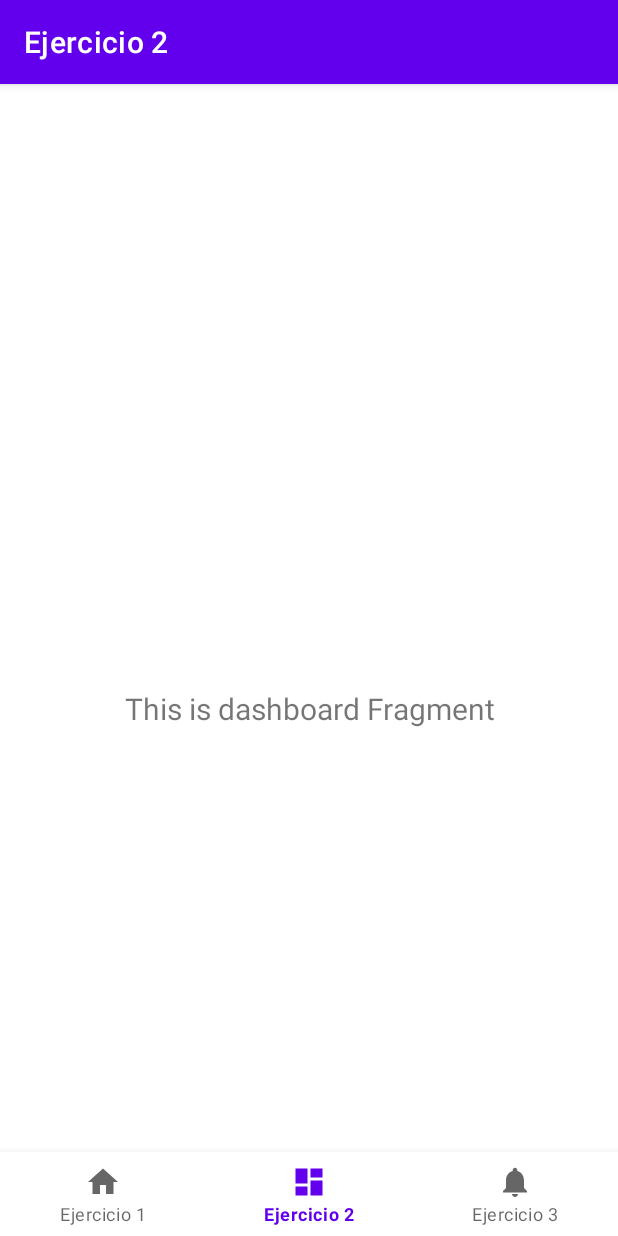
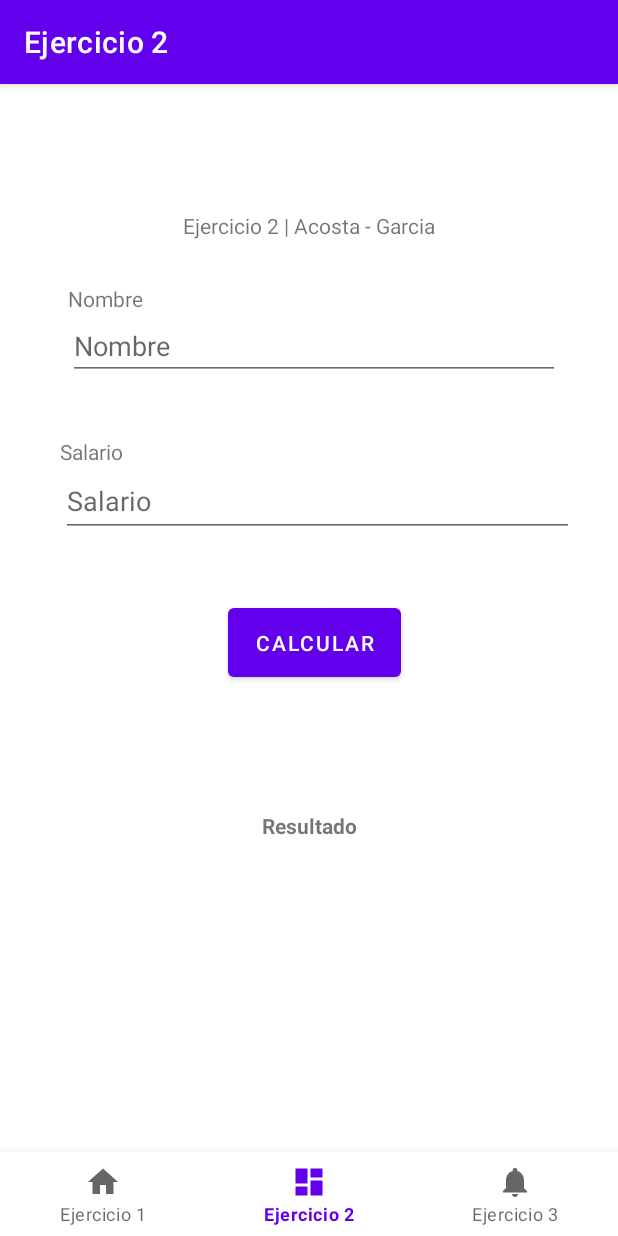
Before and after one commit to JGS83-dev/desafiopractico1_dsm104, an Android app: the Ejercicio2Fragment screen opened through its navigation route, on a phone screen of 412 x 824 dp. Run offline under Robolectric (Android 15) with nearby library versions, the phone set to English and light mode, and no system bars; our stand-ins replace navigation-ui.

Commit message:
Ejercicio 2 completado

```diff
--- a/app/src/main/java/com/udb/dsm104/desafiopractico1/ui/ejercicio2/Ejercicio2Fragment.kt
+++ b/app/src/main/java/com/udb/dsm104/desafiopractico1/ui/ejercicio2/Ejercicio2Fragment.kt
@@ -4,9 +4,14 @@ import android.os.Bundle
 import android.view.LayoutInflater
 import android.view.View
 import android.view.ViewGroup
+import android.widget.Button
+import android.widget.EditText
 import android.widget.TextView
 import androidx.fragment.app.Fragment
 import androidx.lifecycle.ViewModelProvider
+import com.udb.dsm104.desafiopractico1.clases.PromedioNotas
+import com.udb.dsm104.desafiopractico1.clases.Salario
+import com.udb.dsm104.desafiopractico1.clases.Utils
 import com.udb.dsm104.desafiopractico1.databinding.FragmentEjercicio2Binding
 
 class Ejercicio2Fragment : Fragment() {
@@ -17,6 +22,11 @@ class Ejercicio2Fragment : Fragment() {
     // onDestroyView.
     private val binding get() = _binding!!
 
+    private lateinit var btnCalcular: Button
+    private lateinit var txtMensaje: TextView
+
+    private lateinit var txtSalario: EditText
+    private lateinit var txtNombre: EditText
     override fun onCreateView(
         inflater: LayoutInflater,
         container: ViewGroup?,
@@ -28,11 +38,31 @@ class Ejercicio2Fragment : Fragment() {
         _binding = FragmentEjercicio2Binding.inflate(inflater, container, false)
         val root: View = binding.root
 
-        val textView: TextView = binding.textDashboard
-        ejercicio2ViewModel.text.observe(viewLifecycleOwner) {
-            textView.text = it
-        }
+        btnCalcular = binding.BtnCalcular
+        txtMensaje = binding.TxtResultado
+
+        txtSalario = binding.TxtSalario
+        txtNombre = binding.TxtNombre
+
+        btnCalcular.setOnClickListener { realizarCalculoRenta() }
+
         return root
+    }
+
+    private fun realizarCalculoRenta() {
+        val utils = Utils()
+        val salario = Salario(
+            txtNombre.text.toString(),
+            utils.obtenerNumero(txtSalario),
+        )
+
+        var mensaje:String = "Estimado: " + salario.nombre
+        mensaje += "\nSu Salario base es de: $" + salario.salarioBase
+        mensaje += "\nSe le aplica un descuento de AFP de: $" + salario.CalcularAFP()
+        mensaje += "\nSe le aplica un descuento de ISSS de: $" + salario.CalcularISSS()
+        mensaje += "\nSe le aplica un descuento de Renta de: $" + salario.CalcularRenta()
+        mensaje += "\nSu Salario Total es de: $" + salario.ObtenerSalarioTotal()
+        txtMensaje.text = mensaje
     }
 
     override fun onDestroyView() {
--- a/app/src/main/res/layout/fragment_ejercicio2.xml
+++ b/app/src/main/res/layout/fragment_ejercicio2.xml
@@ -6,17 +6,93 @@
     android:layout_height="match_parent"
     tools:context=".ui.ejercicio2.Ejercicio2Fragment">
 
+    <Button
+        android:id="@+id/BtnCalcular"
+        android:layout_width="115dp"
+        android:layout_height="58dp"
+        android:text="@string/calcular"
+        app:layout_constraintBottom_toBottomOf="parent"
+        app:layout_constraintEnd_toEndOf="parent"
+        app:layout_constraintHorizontal_bias="0.513"
+        app:layout_constraintStart_toStartOf="parent"
+        app:layout_constraintTop_toTopOf="parent"
+        app:layout_constraintVertical_bias="0.439" />
+
+    <EditText
+        android:id="@+id/TxtNombre"
+        android:layout_width="328dp"
+        android:layout_height="45dp"
+        android:ems="10"
+        android:hint="@string/nombre"
+        app:layout_constraintBottom_toBottomOf="parent"
+        app:layout_constraintEnd_toEndOf="parent"
+        app:layout_constraintHorizontal_bias="0.542"
+        app:layout_constraintStart_toStartOf="parent"
+        app:layout_constraintTop_toTopOf="parent"
+        app:layout_constraintVertical_bias="0.144" />
+
     <TextView
-        android:id="@+id/text_dashboard"
-        android:layout_width="match_parent"
+        android:id="@+id/TxtTitulo"
+        android:layout_width="190dp"
+        android:layout_height="29dp"
+        android:text="@string/tituloEjercicio2"
+        android:textAlignment="center"
+        app:layout_constraintBottom_toBottomOf="parent"
+        app:layout_constraintEnd_toEndOf="parent"
+        app:layout_constraintHorizontal_bias="0.497"
+        app:layout_constraintStart_toStartOf="parent"
+        app:layout_constraintTop_toTopOf="parent"
+        app:layout_constraintVertical_bias="0.042" />
+
+    <TextView
+        android:id="@+id/TxtValor1"
+        android:layout_width="wrap_content"
         android:layout_height="wrap_content"
-        android:layout_marginStart="8dp"
-        android:layout_marginTop="8dp"
-        android:layout_marginEnd="8dp"
+        android:text="@string/salario"
+        app:layout_constraintBottom_toBottomOf="parent"
+        app:layout_constraintEnd_toEndOf="parent"
+        app:layout_constraintHorizontal_bias="0.108"
+        app:layout_constraintStart_toStartOf="parent"
+        app:layout_constraintTop_toTopOf="parent"
+        app:layout_constraintVertical_bias="0.259" />
+
+    <EditText
+        android:id="@+id/TxtSalario"
+        android:layout_width="342dp"
+        android:layout_height="48dp"
+        android:ems="10"
+        android:hint="@string/salario"
+        android:inputType="numberDecimal"
+        app:layout_constraintBottom_toBottomOf="parent"
+        app:layout_constraintEnd_toEndOf="parent"
+        app:layout_constraintHorizontal_bias="0.579"
+        app:layout_constraintStart_toStartOf="parent"
+        app:layout_constraintTop_toTopOf="parent"
+        app:layout_constraintVertical_bias="0.298" />
+
+    <TextView
+        android:id="@+id/TxtValorNombre"
+        android:layout_width="wrap_content"
+        android:layout_height="wrap_content"
+        android:text="@string/nombre"
+        app:layout_constraintBottom_toBottomOf="parent"
+        app:layout_constraintEnd_toEndOf="parent"
+        app:layout_constraintHorizontal_bias="0.125"
+        app:layout_constraintStart_toStartOf="parent"
+        app:layout_constraintTop_toTopOf="parent"
+        app:layout_constraintVertical_bias="0.112" />
+
+    <TextView
+        android:id="@+id/TxtResultado"
+        android:layout_width="353dp"
+        android:layout_height="152dp"
+        android:text="Resultado"
         android:textAlignment="center"
-        android:textSize="20sp"
+        android:textStyle="bold"
         app:layout_constraintBottom_toBottomOf="parent"
         app:layout_constraintEnd_toEndOf="parent"
         app:layout_constraintStart_toStartOf="parent"
-        app:layout_constraintTop_toTopOf="parent" />
+        app:layout_constraintTop_toTopOf="parent"
+        app:layout_constraintVertical_bias="0.766" />
+
 </androidx.constraintlayout.widget.ConstraintLayout>
--- a/app/src/main/res/values/strings.xml
+++ b/app/src/main/res/values/strings.xml
@@ -16,5 +16,7 @@
 
     <string name="nombre">Nombre</string>
 
+    <string name="salario">Salario</string>
+
     <string name="calcular">Calcular</string>
 </resources>
```
Also changed, not shown: app/src/main/java/com/udb/dsm104/desafiopractico1/clases/Salario.kt (+34 -2 lines).
